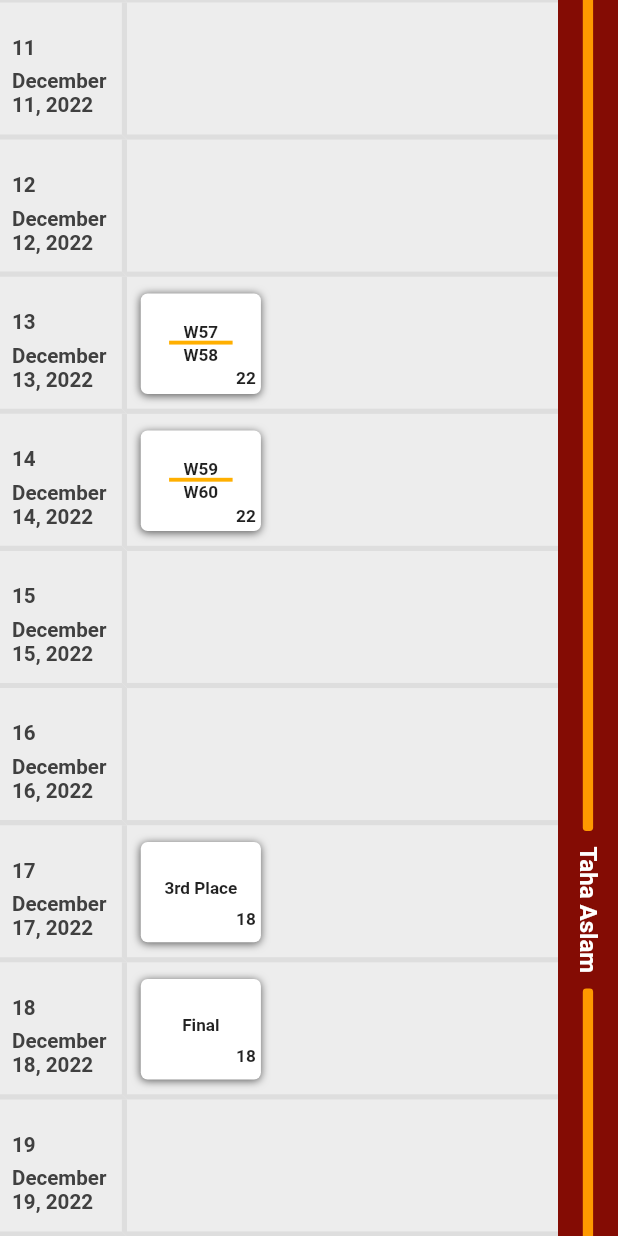
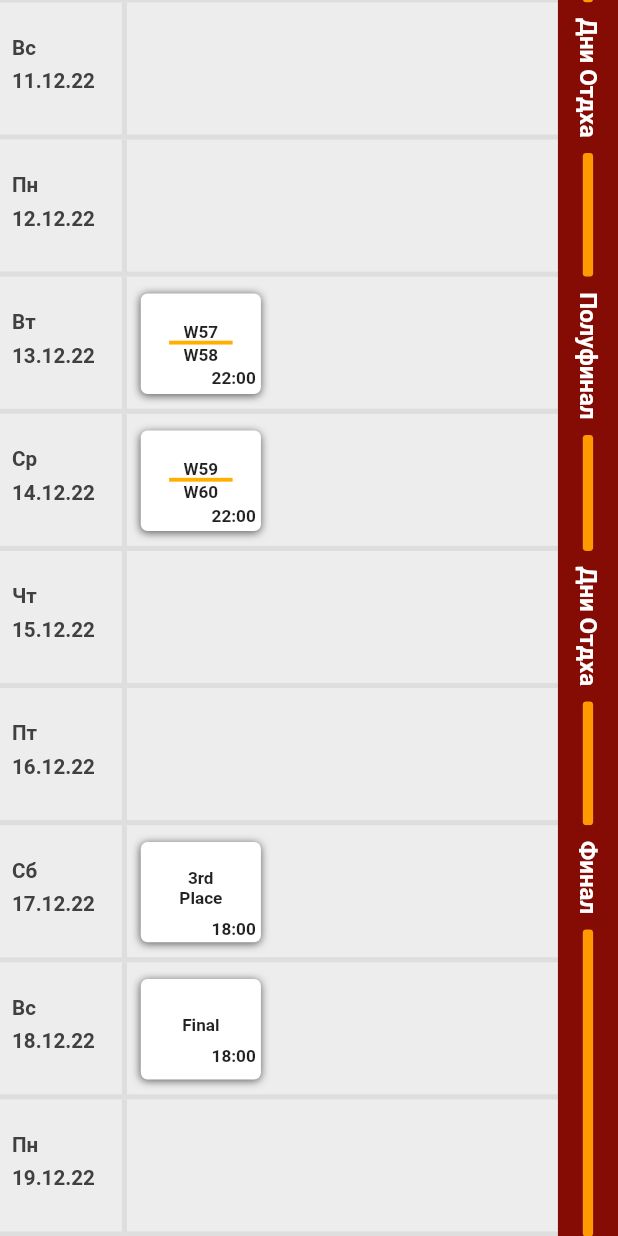
Before and after one commit to tahaaslam1/final_match_schedule, a Flutter app: the screen it shows after launch, scrolled down 1918 dp, on a phone screen of 412 x 824 dp. Run offline on Flutter 3.47's test engine with Material 2 defaults, Android fonts, the light colour scheme and no system bars; our stand-ins replace flutter_screenutil; Roboto replaces fonts that are missing (Ubuntu).

Commit message:
app done

```diff
--- a/final_match_schedule/lib/data/tounament_data.dart
+++ b/final_match_schedule/lib/data/tounament_data.dart
@@ -822,10 +822,10 @@ class TournamentData {
         matchDateTime: DateTime.utc(2022, DateTime.december, 17, 18, 00, 00),
         tournamentStage: TournamentStage.thirdPlace,
         homeTeam: Country(
-          countryName: '3rd Place',
+          countryName: '  3rd\nPlace',
         ),
         awayTeam: Country(
-          countryName: '3rd Place',
+          countryName: '  3rd\nPlace',
         ),
       ),
       Match(
--- a/final_match_schedule/lib/presentation/screens/home_screen/home_screen.dart
+++ b/final_match_schedule/lib/presentation/screens/home_screen/home_screen.dart
@@ -83,19 +83,24 @@ class _HomeScreenState extends State<HomeScreen> {
                       },
                     ),
                   ),
-                  SizedBox(
+                  Container(
                     width: 35.w,
-                    child: ListView.builder(
-                      //physics: const NeverScrollableScrollPhysics(),
-                      //primary: false,
+                    color: Styles.sideBarBackgroundColor,
+                    child: ListView(
+                      physics: const NeverScrollableScrollPhysics(),
+                      primary: false,
                       controller: listViewControllerTwo,
                       shrinkWrap: true,
-                      itemCount: matches.length,
-                      itemBuilder: (context, index) {
-                        return SideBar(
-                          tournamentStage: matches[index].tournamentStage,
-                        );
-                      },
+                      children: const [
+                        SideBar(tournamentStage: TournamentStage.groupMatches),
+                        SideBar(tournamentStage: TournamentStage.roundOf16),
+                        SideBar(tournamentStage: TournamentStage.restDay),
+                        SideBar(tournamentStage: TournamentStage.quaterFinals),
+                        SideBar(tournamentStage: TournamentStage.restDay),
+                        SideBar(tournamentStage: TournamentStage.semiFinals),
+                        SideBar(tournamentStage: TournamentStage.restDay),
+                        SideBar(tournamentStage: TournamentStage.finalMatch),
+                      ],
                     ),
                   ),
                 ],
--- a/final_match_schedule/lib/presentation/widgets/date_card.dart
+++ b/final_match_schedule/lib/presentation/widgets/date_card.dart
@@ -1,3 +1,4 @@
+import 'package:final_match_schedule/services/helper_service.dart';
 import 'package:final_match_schedule/styles.dart';
 import 'package:flutter/material.dart';
 import 'package:flutter_screenutil/flutter_screenutil.dart';
@@ -12,6 +13,7 @@ class DateCard extends StatelessWidget {
 
   @override
   Widget build(BuildContext context) {
+    HelperService helperService = HelperService();
     return Container(
       height: 71.h,
       width: 74.w,
@@ -33,15 +35,16 @@ class DateCard extends StatelessWidget {
           crossAxisAlignment: CrossAxisAlignment.start,
           children: [
             Text(
-              //'Пн',
-              '${matchDateTime.day}',
+              helperService.localizeDays(
+                DateFormat(DateFormat.ABBR_WEEKDAY).format(matchDateTime),
+              ),
               style: Styles.dateCardTextStyle,
             ),
             SizedBox(
               height: 5.0.h,
             ),
             Text(
-              DateFormat('yMMMMd').format(matchDateTime),
+              DateFormat('dd.MM.yy').format(matchDateTime),
               style: Styles.dateCardTextStyle,
             ),
           ],
--- a/final_match_schedule/lib/presentation/widgets/match_card.dart
+++ b/final_match_schedule/lib/presentation/widgets/match_card.dart
@@ -3,10 +3,11 @@ import 'package:final_match_schedule/styles.dart';
 import 'package:final_match_schedule/models/country.dart';
 import 'package:flutter/material.dart';
 import 'package:flutter_screenutil/flutter_screenutil.dart';
+import 'package:intl/intl.dart';
 
 class MatchCard extends StatelessWidget {
   final Group? group;
-  final String homeTeam;
+  final String? homeTeam;
   final String awayTeam;
   final DateTime matchTime;
   final TournamentStage tournamentStage;
@@ -59,7 +60,7 @@ class MatchCard extends StatelessWidget {
                 Column(
                   children: [
                     Text(
-                      homeTeam.toString(),
+                      homeTeam!,
                       style: TextStyle(
                           fontWeight: FontWeight.w700, fontSize: 10.sp),
                     ),
@@ -83,7 +84,7 @@ class MatchCard extends StatelessWidget {
               child: Align(
                 alignment: Alignment.bottomRight,
                 child: Text(
-                  matchTime.hour.toString(),
+                  DateFormat('Hm').format(matchTime),
                   style:
                       TextStyle(fontWeight: FontWeight.w700, fontSize: 10.sp),
                 ),
@@ -121,7 +122,7 @@ class MatchCard extends StatelessWidget {
               mainAxisAlignment: MainAxisAlignment.center,
               children: [
                 Text(
-                  homeTeam.toString(),
+                  homeTeam!,
                   style:
                       TextStyle(fontWeight: FontWeight.w700, fontSize: 10.sp),
                 ),
@@ -143,7 +144,7 @@ class MatchCard extends StatelessWidget {
               child: Align(
                 alignment: Alignment.bottomRight,
                 child: Text(
-                  matchTime.hour.toString(),
+                  DateFormat('Hm').format(matchTime),
                   style:
                       TextStyle(fontWeight: FontWeight.w700, fontSize: 10.sp),
                 ),
@@ -181,7 +182,7 @@ class MatchCard extends StatelessWidget {
               crossAxisAlignment: CrossAxisAlignment.center,
               children: [
                 Text(
-                  homeTeam,
+                  homeTeam!,
                   style:
                       TextStyle(fontWeight: FontWeight.w700, fontSize: 10.sp),
                 ),
@@ -193,7 +194,7 @@ class MatchCard extends StatelessWidget {
               child: Align(
                 alignment: Alignment.bottomRight,
                 child: Text(
-                  matchTime.hour.toString(),
+                  DateFormat('Hm').format(matchTime),
                   style:
                       TextStyle(fontWeight: FontWeight.w700, fontSize: 10.sp),
                 ),
--- a/final_match_schedule/lib/presentation/widgets/match_list.dart
+++ b/final_match_schedule/lib/presentation/widgets/match_list.dart
@@ -6,6 +6,8 @@ import 'package:final_match_schedule/models/match.dart';
 import 'package:final_match_schedule/presentation/widgets/match_card.dart';
 import 'package:flutter/material.dart';
 import 'package:flutter_screenutil/flutter_screenutil.dart';
+
+
 
 class MatchList extends StatefulWidget {
   final DateTime matchDateTime;
@@ -66,7 +68,7 @@ class _MatchListState extends State<MatchList> {
             children: [
               MatchCard(
                 awayTeam: newMatchList[index].awayTeam!.countryName,
-                homeTeam: newMatchList[index].homeTeam!.countryName,
+                homeTeam: newMatchList[index].homeTeam?.countryName,
                 group: newMatchList[index].awayTeam!.countryGroup,
                 matchTime: newMatchList[index].matchDateTime,
                 tournamentStage: newMatchList[index].tournamentStage,
--- a/final_match_schedule/lib/presentation/widgets/side_bar.dart
+++ b/final_match_schedule/lib/presentation/widgets/side_bar.dart
@@ -1,4 +1,5 @@
 import 'package:final_match_schedule/models/match.dart';
+import 'package:final_match_schedule/services/helper_service.dart';
 import 'package:flutter/material.dart';
 import 'package:flutter_screenutil/flutter_screenutil.dart';
 import 'package:final_match_schedule/styles.dart';
@@ -13,10 +14,11 @@ class SideBar extends StatelessWidget {
 
   @override
   Widget build(BuildContext context) {
+    HelperService helperService = HelperService();
     return Container(
       color: Styles.sideBarBackgroundColor,
       width: 35.0.w,
-      height: MediaQuery.of(context).size.height,
+      height: helperService.convertEnumToHeight(tournamentStage),
       child: Column(
         children: [
           SizedBox(height: 8.0.h),
@@ -24,7 +26,7 @@ class SideBar extends StatelessWidget {
             quarterTurns: 1,
             child: RichText(
               text: TextSpan(
-                text: 'Taha Aslam',
+                text: helperService.convertEnumToName(tournamentStage),
                 style: TextStyle(
                   color: Styles.secondaryTextColor,
                   fontSize: 14.sp,
--- /dev/null
+++ b/final_match_schedule/lib/services/helper_service.dart
@@ -0,0 +1,54 @@
+import 'package:final_match_schedule/models/match.dart';
+import 'package:flutter_screenutil/flutter_screenutil.dart';
+
+class HelperService {
+  double convertEnumToHeight(TournamentStage tournamentStage) {
+    if (tournamentStage == TournamentStage.groupMatches) {
+      return 923.h;
+    } else if (tournamentStage == TournamentStage.roundOf16) {
+      return 284.h;
+    } else if (tournamentStage == TournamentStage.restDay) {
+      return 142.h;
+    } else if (tournamentStage == TournamentStage.quaterFinals) {
+      return 142.h;
+    } else if (tournamentStage == TournamentStage.semiFinals) {
+      return 142.h;
+    } else {
+      return 213.h;
+    }
+  }
+
+  String convertEnumToName(TournamentStage tournamentStage) {
+    if (tournamentStage == TournamentStage.groupMatches) {
+      return 'Групповые матчи';
+    } else if (tournamentStage == TournamentStage.roundOf16) {
+      return '1/8 финала';
+    } else if (tournamentStage == TournamentStage.quaterFinals) {
+      return 'Четверть финал';
+    } else if (tournamentStage == TournamentStage.semiFinals) {
+      return 'Полуфинал';
+    } else if (tournamentStage == TournamentStage.restDay) {
+      return 'Дни Отдха';
+    } else {
+      return 'Финал';
+    }
+  }
+
+  String localizeDays(String weekDay) {
+    if (weekDay == 'Mon') {
+      return 'Пн';
+    } else if (weekDay == 'Sun') {
+      return 'Вс';
+    } else if (weekDay == 'Tue') {
+      return 'Вт';
+    } else if (weekDay == 'Wed') {
+      return 'Ср';
+    } else if (weekDay == 'Thu') {
+      return 'Чт';
+    } else if (weekDay == 'Fri') {
+      return 'Пт';
+    } else {
+      return 'Сб';
+    }
+  }
+}
```
Also changed, not shown: final_match_schedule/lib/main.dart (+6 -2 lines).
